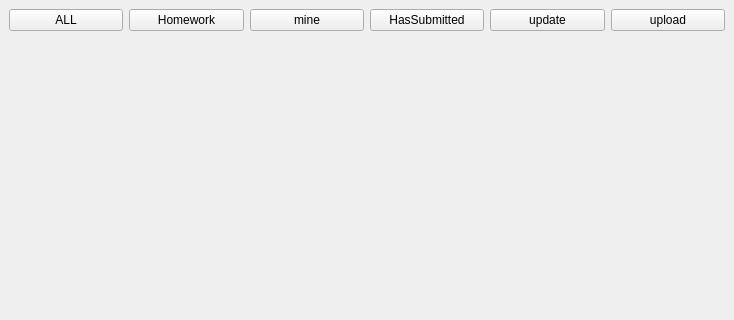
Before: the Qt Designer form homework.ui in zsz12251665/HOSS-Client, drawn with Qt 5; both pictures show x 0 to 734 and y 0 to 320 of the 734 by 633 pixel window.
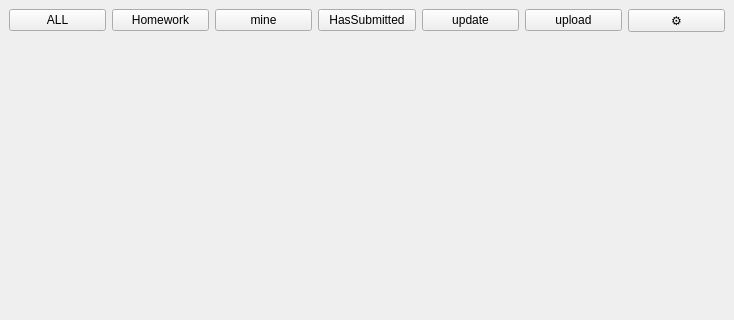
After: the same form once the commit is applied.

Commit message: add the setting config

```diff
--- a/homework.ui
+++ b/homework.ui
@@ -62,6 +62,13 @@
         </property>
        </widget>
       </item>
+      <item>
+       <widget class="QPushButton" name="Setting">
+        <property name="text">
+         <string>⚙</string>
+        </property>
+       </widget>
+      </item>
      </layout>
     </item>
     <item>
```
Left out of the diff: 2 changed lines with no effect on the pictures. The commit also changes 2 other files.
